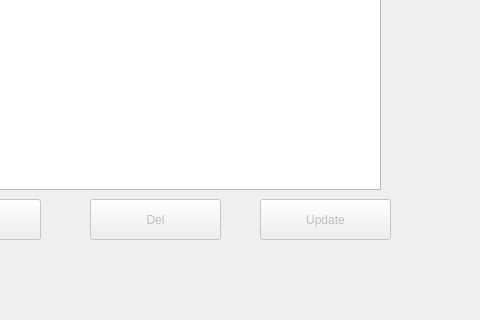
Above: mywindow.ui from shampun/Student-UI-Database before the change; both pictures show x 570 to 1050 and y 357 to 677 of the 1307 by 677 pixel window. Below: the same form after it.
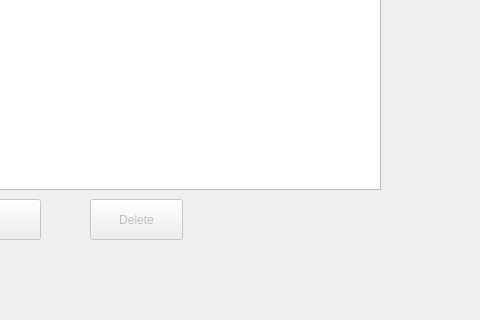
That is the form after the change.

What changed in the file:
```diff
--- a/mywindow.ui
+++ b/mywindow.ui
@@ -345,22 +345,6 @@
        <bool>false</bool>
       </property>
      </widget>
-     <widget class="QPushButton" name="Del">
-      <property name="enabled">
-       <bool>false</bool>
-      </property>
-      <property name="geometry">
-       <rect>
-        <x>740</x>
-        <y>550</y>
-        <width>131</width>
-        <height>41</height>
-       </rect>
-      </property>
-      <property name="text">
-       <string>Del</string>
-      </property>
-     </widget>
      <widget class="QLabel" name="label_4">
       <property name="geometry">
        <rect>
@@ -379,22 +363,6 @@
        <string>TEACHER PAGE</string>
       </property>
      </widget>
-     <widget class="QPushButton" name="Update">
-      <property name="enabled">
-       <bool>false</bool>
-      </property>
-      <property name="geometry">
-       <rect>
-        <x>910</x>
-        <y>550</y>
-        <width>131</width>
-        <height>41</height>
-       </rect>
-      </property>
-      <property name="text">
-       <string>Update</string>
-      </property>
-     </widget>
      <widget class="QPushButton" name="Add_button">
       <property name="enabled">
        <bool>false</bool>
@@ -411,6 +379,22 @@
        <string>Add</string>
       </property>
      </widget>
+     <widget class="QPushButton" name="DelButton">
+      <property name="enabled">
+       <bool>false</bool>
+      </property>
+      <property name="geometry">
+       <rect>
+        <x>740</x>
+        <y>550</y>
+        <width>93</width>
+        <height>41</height>
+       </rect>
+      </property>
+      <property name="text">
+       <string>Delete</string>
+      </property>
+     </widget>
      <zorder>grades_button_2</zorder>
      <zorder>studen_button_2</zorder>
      <zorder>logout_button_2</zorder>
```
Left out of the diff: 3 changed lines with no effect on the pictures.
